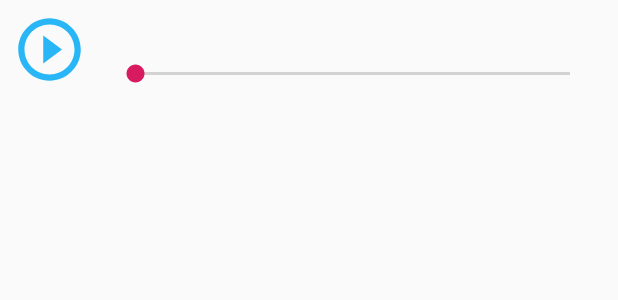
After one commit to mickgamedev/MySoundRecorder, an Android app: the layout fragment_my_playback.xml on its own in the app's theme, with its tools: preview values and no code run, on a phone screen of 412 x 824 dp. The commit adds this screen. Shown: the top 300 px of the screen. Run offline under Robolectric (Android 15) with nearby library versions, the phone set to English and light mode, and no system bars.

Commit message:
playback dialog

```diff
--- /dev/null
+++ b/app/src/main/res/drawable/ic_play_circle_outline_black_24dp.xml
@@ -0,0 +1,4 @@
+<vector android:height="50dp" android:viewportHeight="24.0"
+    android:viewportWidth="24.0" android:width="50dp" xmlns:android="http://schemas.android.com/apk/res/android">
+    <path android:fillColor="#29b6f6" android:pathData="M10,16.5l6,-4.5 -6,-4.5v9zM12,2C6.48,2 2,6.48 2,12s4.48,10 10,10 10,-4.48 10,-10S17.52,2 12,2zM12,20c-4.41,0 -8,-3.59 -8,-8s3.59,-8 8,-8 8,3.59 8,8 -3.59,8 -8,8z"/>
+</vector>
--- /dev/null
+++ b/app/src/main/res/layout/fragment_my_playback.xml
@@ -0,0 +1,43 @@
+<?xml version="1.0" encoding="utf-8"?>
+<android.support.constraint.ConstraintLayout xmlns:android="http://schemas.android.com/apk/res/android"
+    xmlns:app="http://schemas.android.com/apk/res-auto"
+    xmlns:tools="http://schemas.android.com/tools"
+    android:id="@+id/frameLayout3"
+    android:layout_width="match_parent"
+    android:layout_height="wrap_content"
+    tools:context=".fragments.MyPlaybackFragment">
+
+    <ImageView
+        android:id="@+id/imageView2"
+        android:layout_width="50dp"
+        android:layout_height="50dp"
+        android:layout_marginStart="8dp"
+        android:layout_marginTop="8dp"
+        android:layout_marginBottom="8dp"
+        android:src="@drawable/ic_play_circle_outline_black_24dp"
+        app:layout_constraintBottom_toBottomOf="parent"
+        app:layout_constraintStart_toStartOf="parent"
+        app:layout_constraintTop_toTopOf="parent" />
+
+    <TextView
+        android:id="@+id/text_file_name"
+        android:layout_width="wrap_content"
+        android:layout_height="wrap_content"
+        android:layout_marginStart="16dp"
+        android:layout_marginTop="8dp"
+        app:layout_constraintStart_toEndOf="@+id/imageView2"
+        app:layout_constraintTop_toTopOf="parent" />
+
+    <SeekBar
+        android:id="@+id/seekBar"
+        android:layout_width="0dp"
+        android:layout_height="wrap_content"
+        android:layout_marginStart="16dp"
+        android:layout_marginEnd="16dp"
+        android:layout_marginBottom="8dp"
+        app:layout_constraintBottom_toBottomOf="parent"
+        app:layout_constraintEnd_toEndOf="parent"
+        app:layout_constraintStart_toEndOf="@+id/imageView2" />
+
+
+</android.support.constraint.ConstraintLayout>
```
Also changed, not shown: app/src/main/java/ru/yandex/dunaev/mick/mysoundrecorder/adapters/MyRecordListAdapter.java (+28 -1 lines), app/src/main/java/ru/yandex/dunaev/mick/mysoundrecorder/fragments/MyPlaybackFragment.java (added, +94 -0 lines), app/src/main/java/ru/yandex/dunaev/mick/mysoundrecorder/models/MyFileModel.java (+9 -1 lines), app/src/main/res/layout/card_file.xml (+10 -12 lines).
